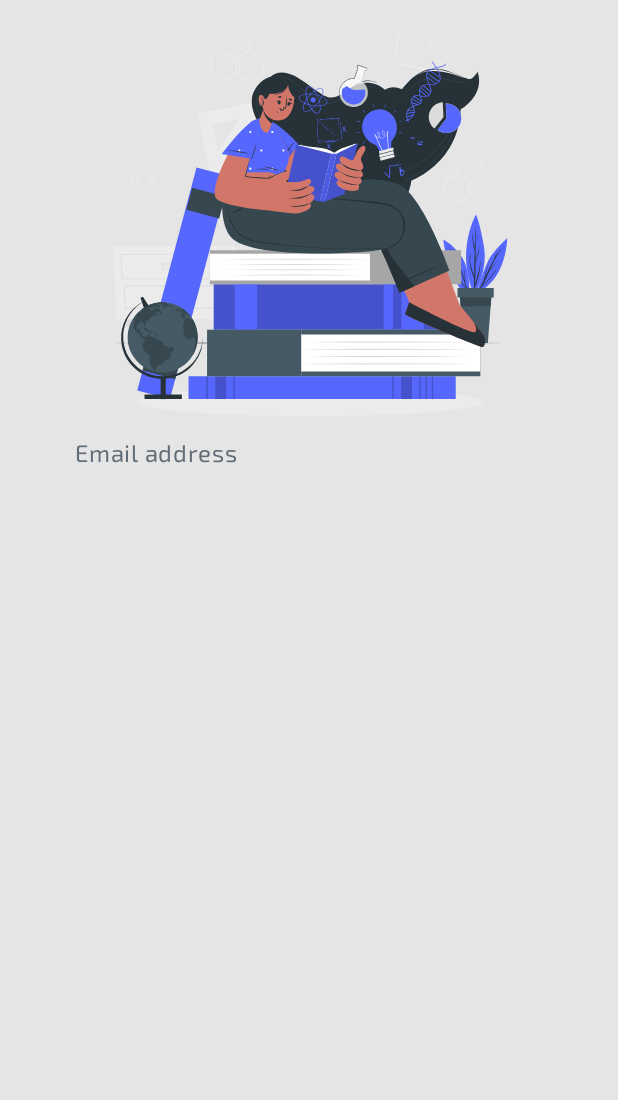
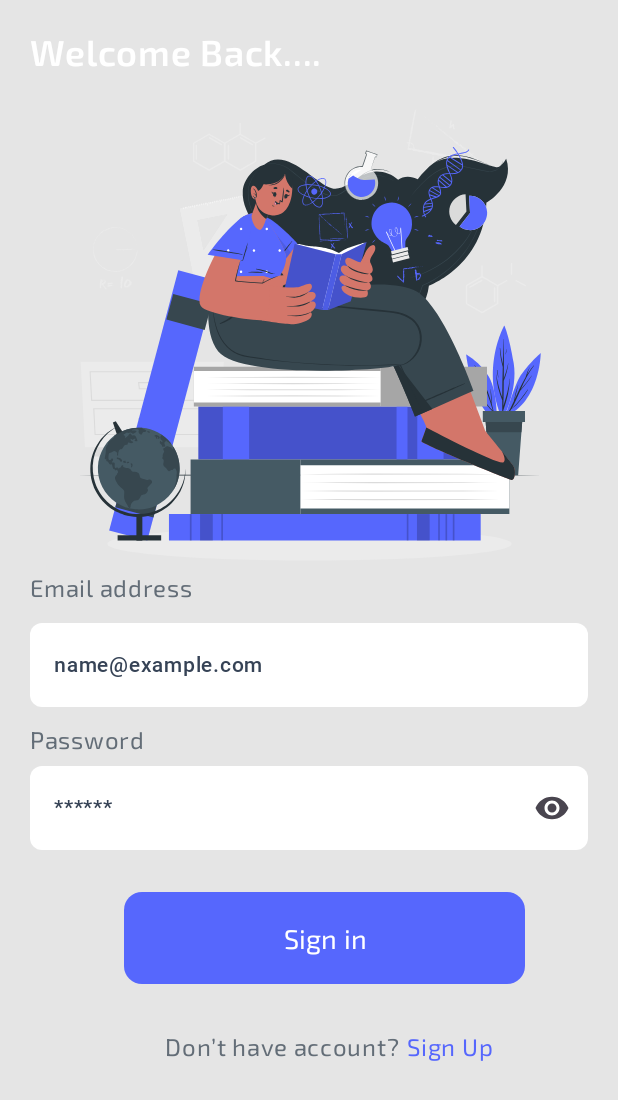
Before and after one commit to Ansalpandey/EducationApp, an Android app built with Jetpack Compose: the screen it shows after launch (MainActivity), on a phone screen of 412 x 824 dp. Shown: the top 1100 px of the screen. Run offline under Robolectric (Android 15) with nearby library versions, the phone set to English and light mode, and no system bars.

Commit message:
Login Screen Added

```diff
--- a/app/src/main/java/com/organisation/educationui/screens/SecondScreen.kt
+++ b/app/src/main/java/com/organisation/educationui/screens/SecondScreen.kt
@@ -4,22 +4,22 @@ import android.os.Bundle
 import androidx.activity.ComponentActivity
 import androidx.activity.compose.setContent
 import androidx.compose.foundation.Image
-import androidx.compose.foundation.background
+import androidx.compose.foundation.clickable
 import androidx.compose.foundation.layout.Column
 import androidx.compose.foundation.layout.Row
-import androidx.compose.foundation.layout.Spacer
 import androidx.compose.foundation.layout.fillMaxSize
-import androidx.compose.foundation.layout.height
+import androidx.compose.foundation.layout.fillMaxWidth
 import androidx.compose.foundation.layout.padding
 import androidx.compose.foundation.layout.size
-import androidx.compose.foundation.layout.width
 import androidx.compose.foundation.shape.RoundedCornerShape
-import androidx.compose.foundation.text.BasicTextField
-import androidx.compose.material.icons.Icons
-import androidx.compose.material.icons.filled.Email
+import androidx.compose.material3.Button
+import androidx.compose.material3.ButtonDefaults
+import androidx.compose.material3.ExperimentalMaterial3Api
 import androidx.compose.material3.Icon
 import androidx.compose.material3.Surface
 import androidx.compose.material3.Text
+import androidx.compose.material3.TextField
+import androidx.compose.material3.TextFieldDefaults
 import androidx.compose.runtime.Composable
 import androidx.compose.runtime.getValue
 import androidx.compose.runtime.mutableStateOf
@@ -29,14 +29,19 @@ import androidx.compose.ui.Alignment
 import androidx.compose.ui.Modifier
 import androidx.compose.ui.graphics.Color
 import androidx.compose.ui.res.painterResource
+import androidx.compose.ui.text.TextStyle
 import androidx.compose.ui.text.font.FontWeight
+import androidx.compose.ui.text.style.TextAlign
 import androidx.compose.ui.tooling.preview.Preview
 import androidx.compose.ui.unit.dp
 import androidx.compose.ui.unit.sp
 import com.organisation.educationui.R
 import com.organisation.educationui.ui.theme.Background
+import com.organisation.educationui.ui.theme.BackgroundButton
 import com.organisation.educationui.ui.theme.EducationUITheme
 import com.organisation.educationui.ui.theme.ExoFamily
+import com.organisation.educationui.ui.theme.RobotoFamily
+import com.organisation.educationui.ui.theme.TextColor
 import com.organisation.educationui.ui.theme.TextColorDescription
 
 class SecondScreen : ComponentActivity() {
@@ -51,16 +56,27 @@ class SecondScreen : ComponentActivity() {
   }
 }
 
+@OptIn(ExperimentalMaterial3Api::class)
 @Composable
 fun LoginScreen() {
-  Column(modifier = Modifier.fillMaxSize(), horizontalAlignment = Alignment.CenterHorizontally) {
+  Text(
+    modifier = Modifier.padding(top = 20.dp, start = 20.dp),
+    text = "Welcome Back....",
+    fontSize = 24.sp,
+    fontFamily = ExoFamily,
+    fontWeight = FontWeight.Bold
+  )
+  Column(
+    modifier = Modifier.fillMaxSize().padding(top = 50.dp),
+    horizontalAlignment = Alignment.CenterHorizontally
+  ) {
     Image(
       painter = painterResource(id = R.drawable.secondimage),
       contentDescription = null,
-      modifier = Modifier.size(300.dp)
+      modifier = Modifier.size(350.dp)
     )
   }
-  Column(modifier = Modifier.padding(top = 290.dp, start = 50.dp)) {
+  Column(modifier = Modifier.padding(top = 380.dp, start = 20.dp)) {
     Text(
       text = "Email address",
       fontSize = 16.sp,
@@ -68,8 +84,112 @@ fun LoginScreen() {
       fontWeight = FontWeight.Normal,
       color = TextColorDescription
     )
+  }
 
+  Column(modifier = Modifier.fillMaxSize().padding(start = 20.dp, top = 410.dp)) {
+    var email by remember { mutableStateOf("") }
+    var password by remember { mutableStateOf("") }
 
+    TextField(
+      modifier = Modifier.fillMaxWidth().padding(top = 5.dp, end = 20.dp),
+      value = email,
+      onValueChange = { email = it },
+      textStyle = TextStyle(color = Color.Green),
+      placeholder = {
+        Text(
+          text = "name@example.com",
+          fontFamily = RobotoFamily,
+          fontWeight = FontWeight.Normal,
+          fontSize = 14.sp,
+          color = TextColor
+        )
+      },
+      shape = RoundedCornerShape(8.dp),
+      colors =
+        TextFieldDefaults.textFieldColors(
+          focusedIndicatorColor = Color.Transparent,
+          unfocusedIndicatorColor = Color.Transparent,
+          containerColor = Color.White
+        ),
+      maxLines = 1,
+    )
+
+    Text(
+      modifier = Modifier.padding(top = 10.dp),
+      text = "Password",
+      fontSize = 16.sp,
+      fontFamily = ExoFamily,
+      fontWeight = FontWeight.Normal,
+      color = TextColorDescription
+    )
+
+    TextField(
+      modifier = Modifier.fillMaxWidth().padding(top = 5.dp, bottom = 28.dp, end = 20.dp),
+      value = password,
+      onValueChange = { password = it },
+      textStyle = TextStyle(color = Color.Green),
+      placeholder = {
+        Text(
+          text = "******",
+          fontFamily = RobotoFamily,
+          fontWeight = FontWeight.Normal,
+          fontSize = 14.sp,
+          color = TextColor
+        )
+      },
+      shape = RoundedCornerShape(8.dp),
+      colors =
+        TextFieldDefaults.textFieldColors(
+          focusedIndicatorColor = Color.Transparent,
+          unfocusedIndicatorColor = Color.Transparent,
+          containerColor = Color.White
+        ),
+      maxLines = 1,
+      trailingIcon = {
+        Icon(
+          painter = painterResource(id = R.drawable.baseline_remove_red_eye_24),
+          contentDescription = null
+        )
+      }
+    )
+
+    Button(
+      onClick = { /*TODO*/},
+      colors = ButtonDefaults.buttonColors(BackgroundButton),
+      shape = RoundedCornerShape(12.dp),
+      modifier = Modifier.size(267.dp, 61.dp).align(Alignment.CenterHorizontally),
+      enabled = true
+    ) {
+      Text(
+        text = "Sign in",
+        color = Color.White,
+        fontFamily = ExoFamily,
+        fontSize = 18.sp,
+        textAlign = TextAlign.Center,
+        fontWeight = FontWeight.Normal
+      )
+    }
+    Row(
+      modifier = Modifier.align(Alignment.CenterHorizontally).padding(top = 30.dp, start = 10.dp)
+    ) {
+      Text(
+        text = "Don’t have account? ",
+        fontFamily = ExoFamily,
+        fontWeight = FontWeight.Normal,
+        color = TextColorDescription
+      )
+      Text(
+        text = "Sign Up ",
+        textAlign = TextAlign.Center,
+        modifier =
+          Modifier.clickable {
+            //
+          },
+        fontFamily = ExoFamily,
+        fontWeight = FontWeight.Normal,
+        color = BackgroundButton
+      )
+    }
   }
 }
 
--- a/app/src/main/java/com/organisation/educationui/ui/theme/Type.kt
+++ b/app/src/main/java/com/organisation/educationui/ui/theme/Type.kt
@@ -27,3 +27,9 @@ val ExoFamily =
     Font(R.font.exo_medium, FontWeight.Medium),
     Font(R.font.exo_regular, FontWeight.Normal)
   )
+
+val RobotoFamily =
+  FontFamily(
+    Font(R.font.roboto_medium, FontWeight.Medium),
+    Font(R.font.roboto_medium, FontWeight.Normal)
+  )
--- /dev/null
+++ b/app/src/main/res/drawable/baseline_remove_red_eye_24.xml
@@ -0,0 +1,5 @@
+<vector xmlns:android="http://schemas.android.com/apk/res/android" android:height="24dp" android:tint="#000000" android:viewportHeight="24" android:viewportWidth="24" android:width="24dp">
+
+    <path android:fillColor="@android:color/white" android:pathData="M12,4.5C7,4.5 2.73,7.61 1,12c1.73,4.39 6,7.5 11,7.5s9.27,-3.11 11,-7.5c-1.73,-4.39 -6,-7.5 -11,-7.5zM12,17c-2.76,0 -5,-2.24 -5,-5s2.24,-5 5,-5 5,2.24 5,5 -2.24,5 -5,5zM12,9c-1.66,0 -3,1.34 -3,3s1.34,3 3,3 3,-1.34 3,-3 -1.34,-3 -3,-3z"/>
+
+</vector>
```
Also changed, not shown: app/src/main/res/font/roboto_medium.ttf (added).
